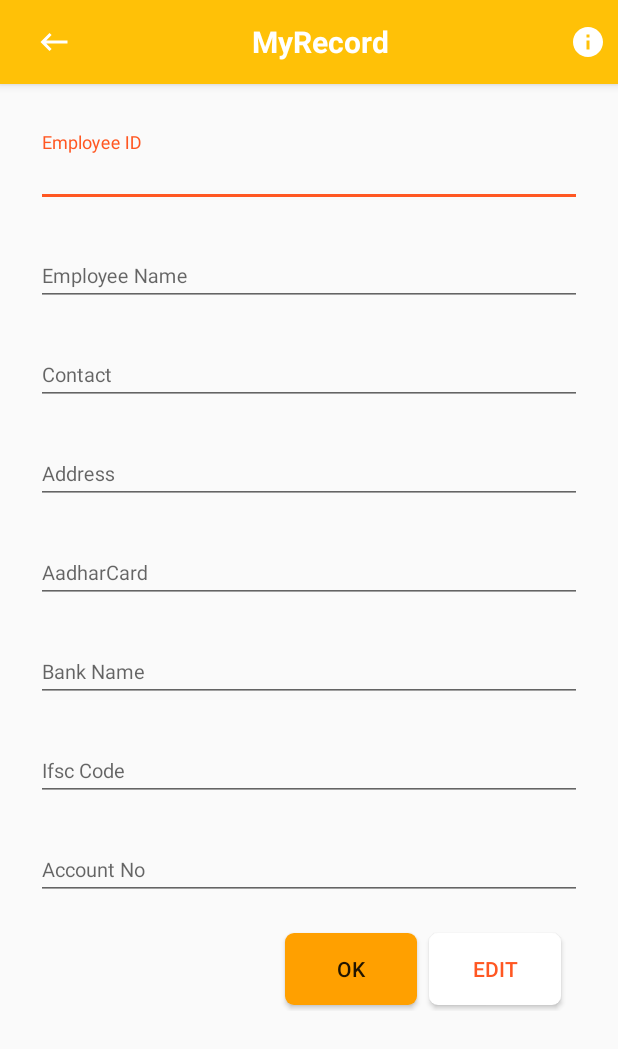
After one commit to anujkv/MyRecord, an Android app: the layout activity_employee_details.xml on its own in the app's theme, with its tools: preview values and no code run, on a phone screen of 412 x 824 dp. The commit adds this screen. Shown: the top 1049 px of the screen. Run offline under Robolectric (Android 15) with nearby library versions, the phone set to English and light mode, and no system bars.

Commit message:
add employee module completed

```diff
--- a/app/src/main/AndroidManifest.xml
+++ b/app/src/main/AndroidManifest.xml
@@ -11,7 +11,9 @@
         android:roundIcon="@mipmap/ic_launcher_round"
         android:supportsRtl="true"
         android:theme="@style/AppTheme">
-        <activity android:name=".activity.AddEmployee.AddEmployee"></activity>
+        <activity android:name=".activity.Daily_Production.DailyProduction"></activity>
+        <activity android:name=".activity.AddEmployee.EmployeeDetails" />
+        <activity android:name=".activity.AddEmployee.AddEmployee" />
         <activity android:name=".activity.AddProduct.AddProduct" />
         <activity
             android:name=".activity.MainActivity"
--- a/app/src/main/java/com/batproduction/myrecord/activity/AddProduct/AddProduct.java
+++ b/app/src/main/java/com/batproduction/myrecord/activity/AddProduct/AddProduct.java
@@ -32,7 +32,7 @@ public class AddProduct extends AppCompatActivity implements View.OnClickListene
     ActivityAddProductBinding apbi;
     @BindView(R.id.title_toolbar)
     TextView title_toolbar;
-    private String TAG = "Tag";
+    private String TAG = this.getClass().getSimpleName();
 
     ProductAdaptor productAdaptor;
     List<Product> productList;
@@ -172,7 +172,7 @@ public class AddProduct extends AppCompatActivity implements View.OnClickListene
                     @Override
                     public void onClick(DialogInterface dialog, int which) {
                         DBHandler databaseHelper = new DBHandler(AddProduct.this);
-                        boolean trm=databaseHelper.deleteitem(getApplicationContext(), arrr);
+                        boolean trm=databaseHelper.deleteitem(TAG, arrr);
                         if (trm){
 
                             alertDialog.dismiss();
--- a/app/src/main/java/com/batproduction/myrecord/adaptor/MainAdaptor.java
+++ b/app/src/main/java/com/batproduction/myrecord/adaptor/MainAdaptor.java
@@ -16,6 +16,7 @@ import androidx.recyclerview.widget.RecyclerView;
 import com.batproduction.myrecord.R;
 import com.batproduction.myrecord.activity.AddEmployee.AddEmployee;
 import com.batproduction.myrecord.activity.AddProduct.AddProduct;
+import com.batproduction.myrecord.activity.Daily_Production.DailyProduction;
 import com.batproduction.myrecord.model.MainModel;
 
 import java.util.List;
@@ -66,7 +67,7 @@ public class MainAdaptor extends RecyclerView.Adapter<MainAdaptor.HolderView> {
 //                        accessRoleInstance.check("crm",context);
                         Toast.makeText(context, "Daily Production Entry",
                                 Toast.LENGTH_SHORT).show();
-//                        context.startActivity(new Intent(context, PurchaseOrderList.class));
+                        context.startActivity(new Intent(context, DailyProduction.class));
                         break;
                     case 3:
 //                        accessRoleInstance.check("activities",context);
--- a/app/src/main/java/com/batproduction/myrecord/utils/CONSTANT.java
+++ b/app/src/main/java/com/batproduction/myrecord/utils/CONSTANT.java
@@ -5,4 +5,5 @@ public class CONSTANT {
     public final static String product_name = "product_name";
     public final static String product_cost = "product_cost";
     public static String product_table = "product_table";
+    public static String dataNotFound = "Data not found";
 }
--- /dev/null
+++ b/app/src/main/res/drawable/button_default_white.xml
@@ -0,0 +1,13 @@
+<?xml version="1.0" encoding="utf-8"?>
+<shape xmlns:android="http://schemas.android.com/apk/res/android"
+    android:shape="rectangle">
+    <corners  android:radius="6dp"/>
+    <stroke android:color="@color/white"
+        android:width="0dp"/>
+
+    <solid android:color="@color/white"/>
+    <padding android:bottom="2dp"
+        android:left="2dp"
+        android:right="2dp"
+        android:top="2dp"/>
+</shape>
--- /dev/null
+++ b/app/src/main/res/drawable/button_enable_white.xml
@@ -0,0 +1,13 @@
+<?xml version="1.0" encoding="utf-8"?>
+<shape xmlns:android="http://schemas.android.com/apk/res/android"
+    android:shape="rectangle">
+    <corners  android:radius="6dp"/>
+    <stroke android:color="@color/white"
+        android:width="0dp"/>
+
+    <solid android:color="@color/white"/>
+    <padding android:bottom="2dp"
+        android:left="2dp"
+        android:right="2dp"
+        android:top="2dp"/>
+</shape>
--- /dev/null
+++ b/app/src/main/res/drawable/button_pressed_white.xml
@@ -0,0 +1,13 @@
+<?xml version="1.0" encoding="utf-8"?>
+<shape xmlns:android="http://schemas.android.com/apk/res/android"
+    android:shape="rectangle">
+    <corners  android:radius="6dp"/>
+    <stroke android:color="@color/gray"
+        android:width="0dp"/>
+
+    <solid android:color="@color/gray"/>
+    <padding android:bottom="2dp"
+        android:left="2dp"
+        android:right="2dp"
+        android:top="2dp"/>
+</shape>
--- /dev/null
+++ b/app/src/main/res/drawable/buttonshapewhite.xml
@@ -0,0 +1,6 @@
+<?xml version="1.0" encoding="utf-8"?>
+<selector xmlns:android="http://schemas.android.com/apk/res/android">
+    <item android:drawable="@drawable/button_pressed_white" android:state_pressed="true" />
+    <item android:drawable="@drawable/button_enable_white" android:state_enabled="true" />
+    <item android:drawable="@drawable/button_default_white" />
+</selector>
--- /dev/null
+++ b/app/src/main/res/layout/activity_employee_details.xml
@@ -0,0 +1,187 @@
+<?xml version="1.0" encoding="utf-8"?>
+<layout>
+<LinearLayout xmlns:android="http://schemas.android.com/apk/res/android"
+    android:layout_width="match_parent"
+    android:layout_height="match_parent"
+    android:orientation="vertical">
+
+    <include
+        android:id="@+id/toolbar"
+        layout="@layout/app_toolbar" />
+
+    <LinearLayout
+        android:layout_width="match_parent"
+        android:layout_height="match_parent"
+        android:orientation="vertical"
+        android:padding="24dp">
+
+        <com.google.android.material.textfield.TextInputLayout
+            android:layout_width="match_parent"
+            android:layout_height="wrap_content"
+            android:layout_marginTop="8dp"
+            android:layout_marginBottom="8dp">
+
+            <EditText
+                android:id="@+id/input_employee_id"
+                android:layout_width="match_parent"
+                android:layout_height="wrap_content"
+                android:editable="false"
+                android:hint="@string/employee_id_tv"
+                android:inputType="text"
+                android:maxLength="20"
+                android:maxLines="1"
+                android:textSize="@dimen/text13sp" />
+        </com.google.android.material.textfield.TextInputLayout>
+
+        <com.google.android.material.textfield.TextInputLayout
+            android:layout_width="match_parent"
+            android:layout_height="wrap_content"
+            android:layout_marginTop="8dp"
+            android:layout_marginBottom="8dp">
+
+            <EditText
+                android:id="@+id/input_employee_name"
+                android:layout_width="match_parent"
+                android:layout_height="wrap_content"
+                android:hint="@string/employee_name_tv"
+                android:inputType="text"
+                android:editable="false"
+                android:maxLength="20"
+                android:maxLines="1"
+                android:textSize="@dimen/text13sp" />
+        </com.google.android.material.textfield.TextInputLayout>
+
+        <com.google.android.material.textfield.TextInputLayout
+            android:layout_width="match_parent"
+            android:layout_height="wrap_content"
+            android:layout_marginTop="8dp"
+            android:layout_marginBottom="8dp">
+
+            <EditText
+                android:id="@+id/input_employee_contact"
+                android:layout_width="match_parent"
+                android:layout_height="wrap_content"
+                android:hint="@string/employee_contact_tv"
+                android:inputType="number"
+                android:editable="false"
+                android:maxLength="10"
+                android:maxLines="1"
+                android:textSize="@dimen/text13sp" />
+        </com.google.android.material.textfield.TextInputLayout>
+
+        //----
+        <com.google.android.material.textfield.TextInputLayout
+            android:layout_width="match_parent"
+            android:layout_height="wrap_content"
+            android:layout_marginTop="8dp"
+            android:layout_marginBottom="8dp">
+
+            <EditText
+                android:id="@+id/input_employee_address"
+                android:layout_width="match_parent"
+                android:layout_height="wrap_content"
+                android:hint="@string/address"
+                android:editable="false"
+                android:inputType="text"
+                android:maxLength="20"
+                android:maxLines="1"
+                android:textSize="@dimen/text13sp" />
+        </com.google.android.material.textfield.TextInputLayout>
+
+        <com.google.android.material.textfield.TextInputLayout
+            android:layout_width="match_parent"
+            android:layout_height="wrap_content"
+            android:layout_marginTop="8dp"
+            android:layout_marginBottom="8dp">
+
+            <EditText
+                android:id="@+id/input_employee_adharcard"
+                android:layout_width="match_parent"
+                android:layout_height="wrap_content"
+                android:hint="@string/aadharcard"
+                android:editable="false"
+                android:inputType="text"
+                android:maxLength="20"
+                android:maxLines="1"
+                android:textSize="@dimen/text13sp" />
+        </com.google.android.material.textfield.TextInputLayout>
+
+        <com.google.android.material.textfield.TextInputLayout
+            android:layout_width="match_parent"
+            android:layout_height="wrap_content"
+            android:layout_marginTop="8dp"
+            android:layout_marginBottom="8dp">
+
+            <EditText
+                android:id="@+id/input_bankname"
+                android:layout_width="match_parent"
+                android:layout_height="wrap_content"
+                android:hint="@string/bankname"
+                android:inputType="number"
+                android:editable="false"
+                android:maxLength="10"
+                android:maxLines="1"
+                android:textSize="@dimen/text13sp" />
+        </com.google.android.material.textfield.TextInputLayout>
+
+
+        <com.google.android.material.textfield.TextInputLayout
+            android:layout_width="match_parent"
+            android:layout_height="wrap_content"
+            android:layout_marginTop="8dp"
+            android:layout_marginBottom="8dp">
+
+            <EditText
+                android:id="@+id/input_employee_ifsc"
+                android:layout_width="match_parent"
+                android:layout_height="wrap_content"
+                android:hint="@string/ifsc_code"
+                android:inputType="text"
+                android:editable="false"
+                android:maxLength="20"
+                android:maxLines="1"
+                android:textSize="@dimen/text13sp" />
+        </com.google.android.material.textfield.TextInputLayout>
+
+        <com.google.android.material.textfield.TextInputLayout
+            android:layout_width="match_parent"
+            android:layout_height="wrap_content"
+            android:layout_marginTop="8dp"
+            android:layout_marginBottom="8dp">
+
+            <EditText
+                android:id="@+id/input_bank_account"
+                android:layout_width="match_parent"
+                android:layout_height="wrap_content"
+                android:hint="@string/bank_account"
+                android:inputType="number"
+                android:editable="false"
+                android:maxLength="10"
+                android:maxLines="1"
+                android:textSize="@dimen/text13sp" />
+        </com.google.android.material.textfield.TextInputLayout>
+        <LinearLayout
+            android:layout_width="match_parent"
+            android:layout_height="wrap_content"
+            android:layout_margin="@dimen/margin10dp"
+            android:orientation="horizontal"
+            android:gravity="end">
+        <Button
+            android:id="@+id/okBtn"
+            android:layout_width="wrap_content"
+            android:layout_height="wrap_content"
+            android:text="ok"
+            android:layout_margin="@dimen/margin4dp"
+            android:background="@drawable/shapebutton"/>
+        <Button
+            android:id="@+id/editBtn"
+            android:layout_width="wrap_content"
+            android:layout_height="wrap_content"
+            android:text="edit"
+            android:textColor="@color/colorAccent"
+            android:layout_margin="@dimen/margin4dp"
+            android:background="@drawable/buttonshapewhite"/>
+        </LinearLayout>
+    </LinearLayout>
+</LinearLayout>
+</layout>
--- a/app/src/main/res/layout/add_new_employee_layout.xml
+++ b/app/src/main/res/layout/add_new_employee_layout.xml
@@ -20,6 +20,7 @@
             android:inputType="text"
             android:maxLength="20"
             android:maxLines="1"
+            android:editable="false"
             android:textSize="@dimen/text13sp"/>
     </com.google.android.material.textfield.TextInputLayout>
 
--- a/app/src/main/res/values/strings.xml
+++ b/app/src/main/res/values/strings.xml
@@ -37,4 +37,6 @@
     <string name="bankname">Bank Name</string>
     <string name="ifsc_code">Ifsc Code</string>
     <string name="bank_account">Account No</string>
+    <string name="save">Save</string>
+    <string name="edit">Edit</string>
 </resources>
```
Also changed, not shown: app/src/main/java/com/batproduction/myrecord/activity/AddEmployee/AddEmployee.java (+17 -3 lines), app/src/main/java/com/batproduction/myrecord/activity/AddEmployee/EmployeeDetails.java (added, +134 -0 lines), app/src/main/java/com/batproduction/myrecord/activity/Daily_Production/DailyProduction.java (added, +17 -0 lines), app/src/main/java/com/batproduction/myrecord/adaptor/EmployeeAdaptor.java (+13 -0 lines), app/src/main/java/com/batproduction/myrecord/sqliteDB/DBHandler.java (+135 -58 lines), app/src/main/res/layout/activity_daily_production.xml (added, +9 -0 lines).
